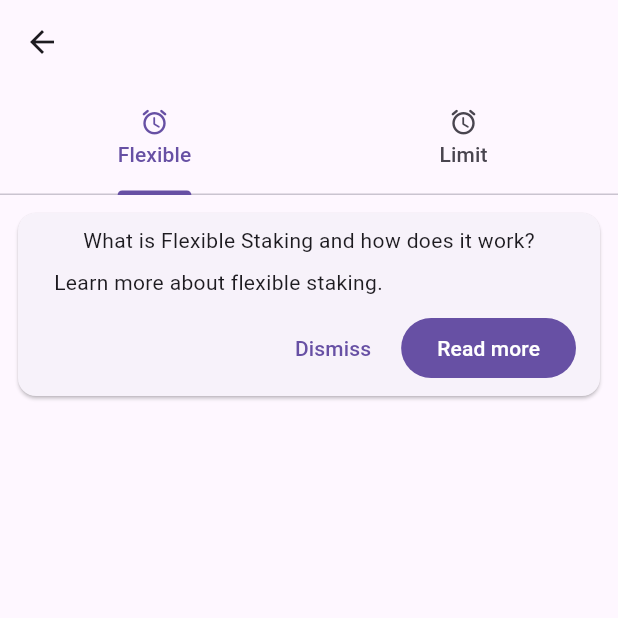
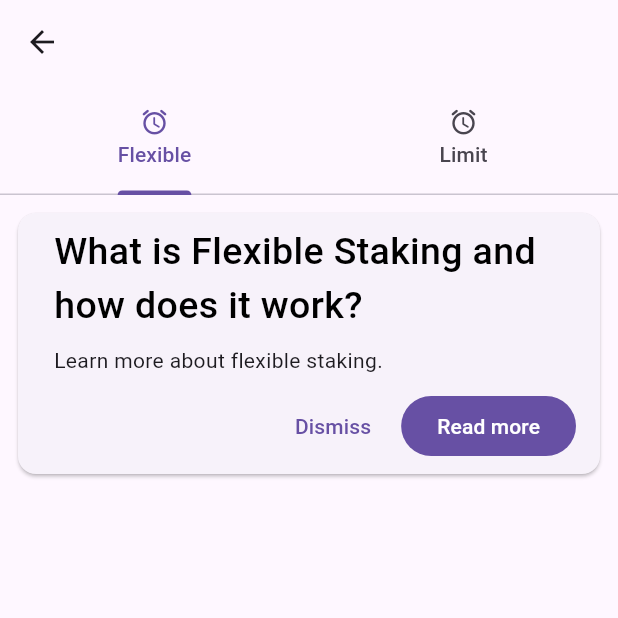
Before and after one commit to NightmareFox12/Stark-Fi, a Flutter app: the StakeScreen screen opened directly, on a phone screen of 412 x 824 dp, the top half of it. Run offline on Flutter 3.47's test engine with Material 3 defaults, Android fonts, the light colour scheme and no system bars; our stand-ins replace flutter_hooks, shared_preferences, shimmer_animation; missing offline and left inert: shared_preferences_android, starknet, starknet_provider; accounts and stored records are empty.

Commit message:
Refactor StakeScreen to utilize StakingCard component for improved layout and functionality
- Replaced the inline card structure in StakeScreen with a dedicated StakingCard component for better code organization.
- Introduced asynchronous data fetching in StakingCard to display flexible staking information.
- Updated GetData class to include a method for retrieving the visibility state of the staking card.
- Added functionality in SetData class to manage the display state of the staking card.

```diff
--- /dev/null
+++ b/lib/screens/StakeScreen/components/staking_card.dart
@@ -0,0 +1,71 @@
+import 'package:flutter/material.dart';
+import 'package:flutter_hooks/flutter_hooks.dart';
+import 'package:shimmer_animation/shimmer_animation.dart';
+import 'package:stark_fi/sharedPreferences/get_data.dart';
+import 'package:stark_fi/utils/stark_text_styles.dart';
+
+class StakingCard extends HookWidget {
+  const StakingCard({super.key});
+
+  @override
+  Widget build(BuildContext context) {
+    final fetchStalkingCard = useMemoized(() => GetData.getShowStalkingCard());
+    final showStalkingCard = useFuture(fetchStalkingCard);
+
+    return SizedBox(
+      width: double.maxFinite,
+      child: Card(
+        child: Padding(
+          padding: const EdgeInsets.only(
+            top: 8,
+            bottom: 8,
+            left: 16,
+            right: 16,
+          ),
+          child: Column(
+            spacing: 10,
+            children: [
+              Padding(
+                padding: const EdgeInsets.only(left: 8, right: 8),
+                child:
+                    showStalkingCard.connectionState == ConnectionState.waiting
+                    ? CircularProgressIndicator()
+                    : Column(
+                        spacing: 8,
+                        children: [
+                          Text(
+                            "What is Flexible Staking and how does it work?",
+                            style: StarkTextStyles.textNormal(
+                              context: context,
+                              size: 25,
+                              weight: FontWeight.w500,
+                            ),
+                          ),
+                          SizedBox(
+                            width: double.maxFinite,
+                            child: Text("Learn more about flexible staking."),
+                          ),
+                        ],
+                      ),
+              ),
+
+              showStalkingCard.connectionState == ConnectionState.waiting
+                  ? SizedBox()
+                  : Row(
+                      mainAxisAlignment: MainAxisAlignment.end,
+                      spacing: 8,
+                      children: [
+                        TextButton(onPressed: () {}, child: Text("Dismiss")),
+                        FilledButton(
+                          onPressed: () {},
+                          child: Text("Read more"),
+                        ),
+                      ],
+                    ),
+            ],
+          ),
+        ),
+      ),
+    );
+  }
+}
--- a/lib/screens/StakeScreen/stake_screen.dart
+++ b/lib/screens/StakeScreen/stake_screen.dart
@@ -1,6 +1,6 @@
 import 'package:flutter/material.dart';
 import 'package:flutter_hooks/flutter_hooks.dart';
-import 'package:stark_fi/utils/stark_text_styles.dart';
+import 'package:stark_fi/screens/StakeScreen/components/staking_card.dart';
 
 class StakeScreen extends HookWidget {
   const StakeScreen({super.key});
@@ -32,64 +32,7 @@ class StakeScreen extends HookWidget {
             children: [
               Padding(
                 padding: EdgeInsetsGeometry.all(8),
-                child: Column(
-                  children: [
-                    SizedBox(
-                      width: double.maxFinite,
-                      child: Card(
-                        child: Padding(
-                          padding: const EdgeInsets.only(
-                            top: 8,
-                            bottom: 8,
-                            left: 16,
-                            right: 16,
-                          ),
-                          child: Column(
-                            spacing: 10,
-                            children: [
-                              Padding(
-                                padding: const EdgeInsets.only(
-                                  left: 8,
-                                  right: 8,
-                                ),
-                                child: Column(
-                                  spacing: 8,
-                                  children: [
-                                    Text(
-                                      "What is Flexible Staking and how does it work?",
-                                      // style: StarkTextStyles.textTheme(context),
-                                    ),
-                                    SizedBox(
-                                      width: double.maxFinite,
-                                      child: Text(
-                                        "Learn more about flexible staking.",
-                                      ),
-                                    ),
-                                  ],
-                                ),
-                              ),
-
-                              Row(
-                                mainAxisAlignment: MainAxisAlignment.end,
-                                spacing: 8,
-                                children: [
-                                  TextButton(
-                                    onPressed: () {},
-                                    child: Text("Dismiss"),
-                                  ),
-                                  FilledButton(
-                                    onPressed: () {},
-                                    child: Text("Read more"),
-                                  ),
-                                ],
-                              ),
-                            ],
-                          ),
-                        ),
-                      ),
-                    ),
-                  ],
-                ),
+                child: Column(children: [StakingCard()]),
               ),
               Text("children tow"),
             ],
--- a/lib/sharedPreferences/get_data.dart
+++ b/lib/sharedPreferences/get_data.dart
@@ -2,7 +2,7 @@ import 'package:flutter/material.dart';
 import 'package:stark_fi/sharedPreferences/config_data.dart';
 
 class GetData {
-  Future<bool> getLogin() async {
+  static Future<bool> getLogin() async {
     try {
       final prefs = await ConfigData().getInstance();
 
@@ -12,4 +12,15 @@ class GetData {
       return false;
     }
   }
+
+  static Future<bool> getShowStalkingCard() async {
+    try {
+      final prefs = await ConfigData().getInstance();
+
+      return prefs.getBool('showStaking') ?? false;
+    } catch (e) {
+      debugPrint(e.toString());
+      return false;
+    }
+  }
 }
--- a/lib/sharedPreferences/set_data.dart
+++ b/lib/sharedPreferences/set_data.dart
@@ -13,4 +13,16 @@ class SetData {
       return false;
     }
   }
+
+  Future<bool> setShowStakingCard(bool show) async {
+    try {
+      final prefs = await ConfigData().getInstance();
+
+      prefs.setBool('showStaking', show);
+      return true;
+    } catch (e) {
+      debugPrint(e.toString());
+      return false;
+    }
+  }
 }
```
